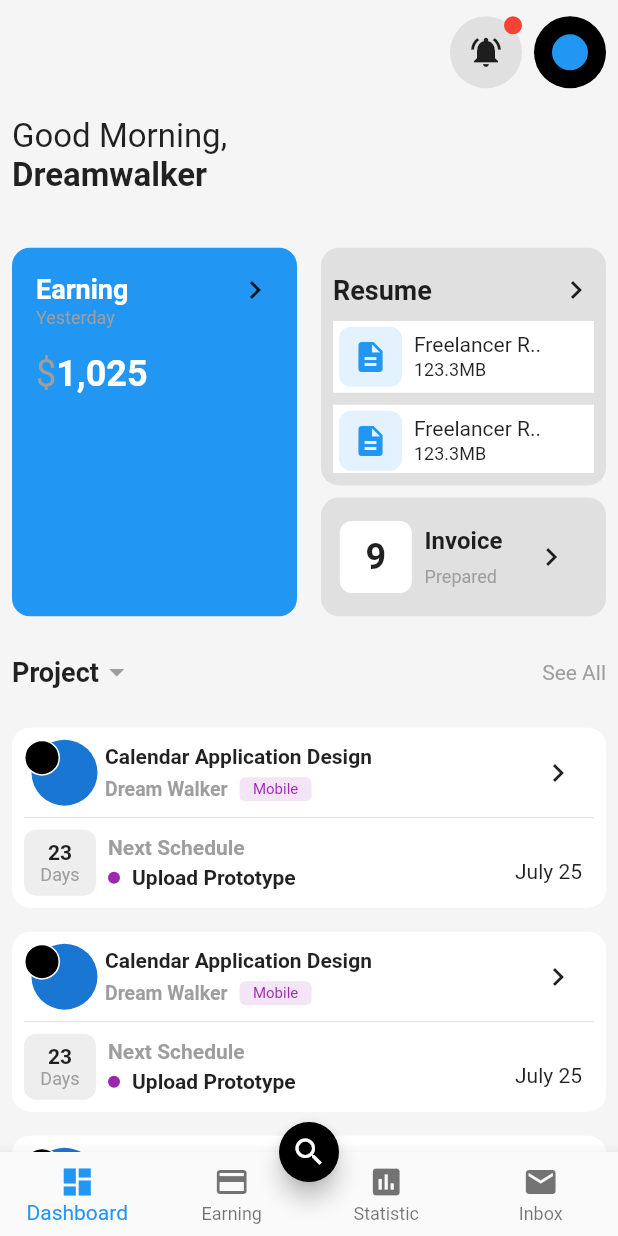
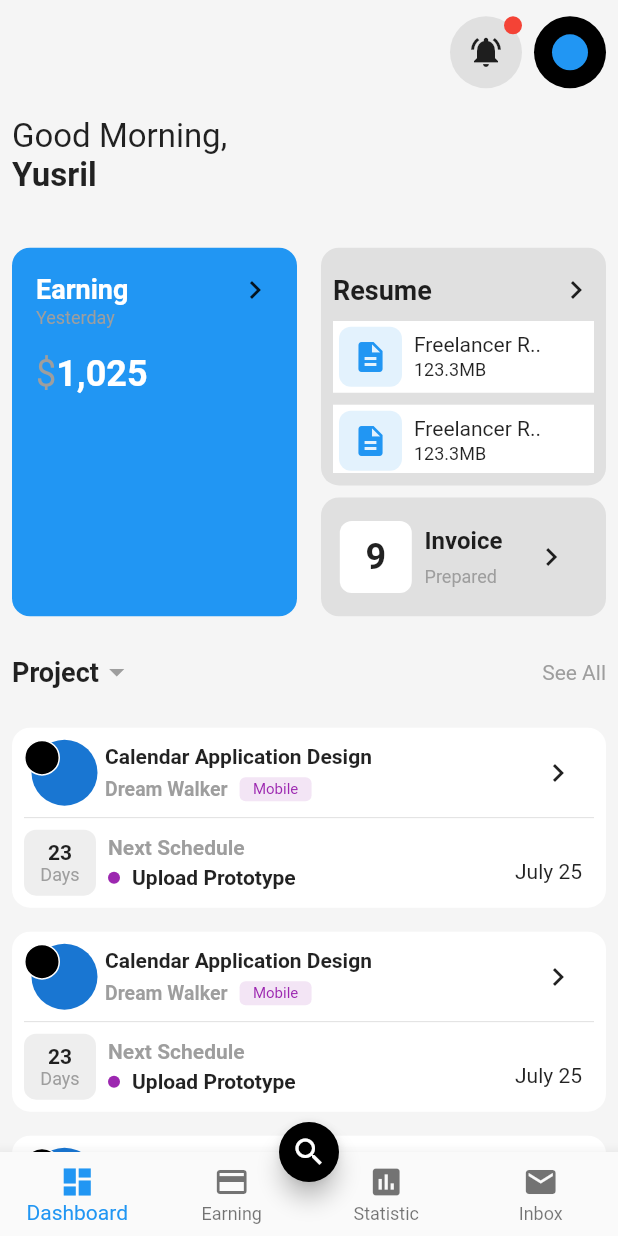
Before and after one commit to project-yusril/freelance, a Flutter app: the screen it shows after launch, on a phone screen of 412 x 824 dp. Run offline on Flutter 3.47's test engine with Material 2 defaults, Android fonts, the phone set to English and light mode, and no system bars.

Commit message:
- rename

```diff
--- a/lib/home.dart
+++ b/lib/home.dart
@@ -40,7 +40,7 @@ class _HomeState extends State<Home> {
                               style: TextStyle(fontSize: 22),
                             ),
                             Text(
-                              "Dreamwalker",
+                              "Yusril",
                               style: TextStyle(fontSize: 22, fontWeight: FontWeight.bold),
                             )
                           ],
```
